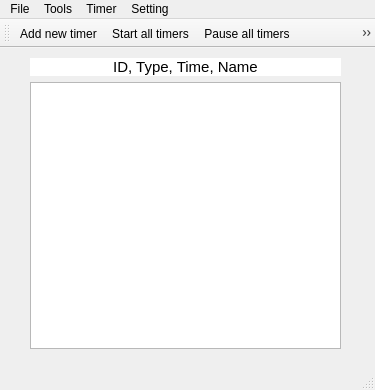
Old version of the form lab2/lab2-qt/mainwindow.ui in the repository Megarekrut65/OOP-labs.
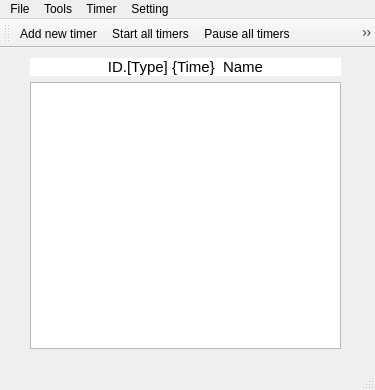
New version of the form. Icons and pictures are not drawn.

Commit message: edited time period. Now period 19:00:00 - 05:00:00 is correct

Patch:
```diff
--- a/lab2/lab2-qt/mainwindow.ui
+++ b/lab2/lab2-qt/mainwindow.ui
@@ -59,7 +59,7 @@
         <string notr="true">background: white;</string>
        </property>
        <property name="text">
-        <string>ID, Type, Time, Name</string>
+        <string>ID.[Type] {Time}  Name</string>
        </property>
        <property name="alignment">
         <set>Qt::AlignCenter</set>
```
The commit also changes 7 other files.
